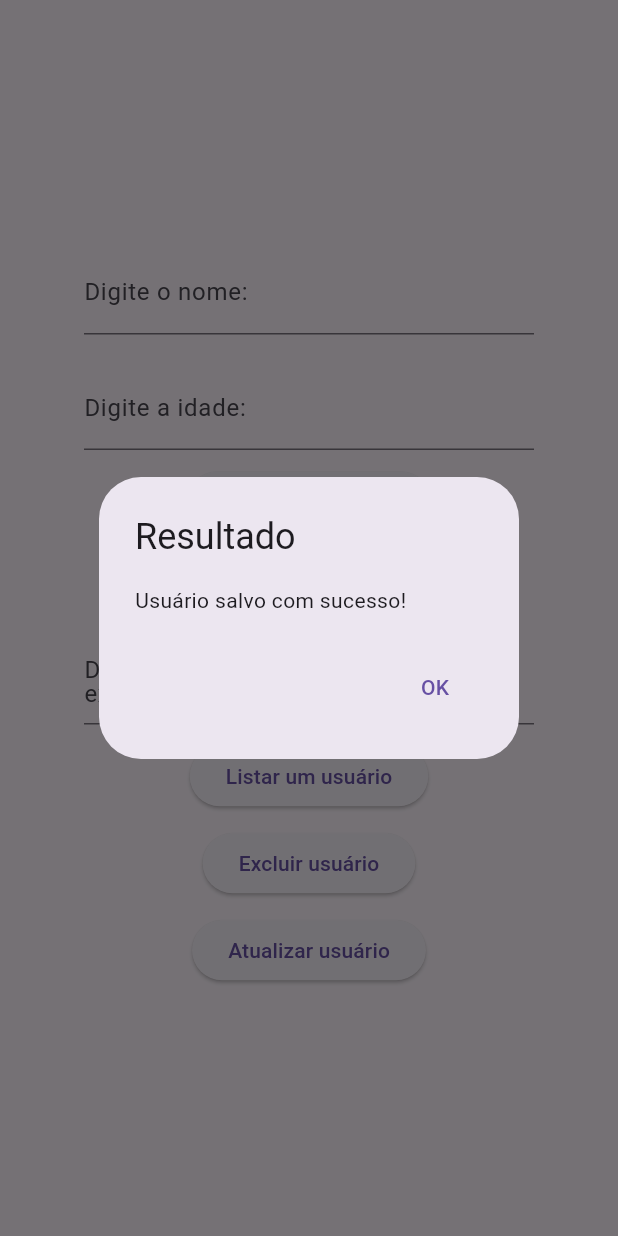
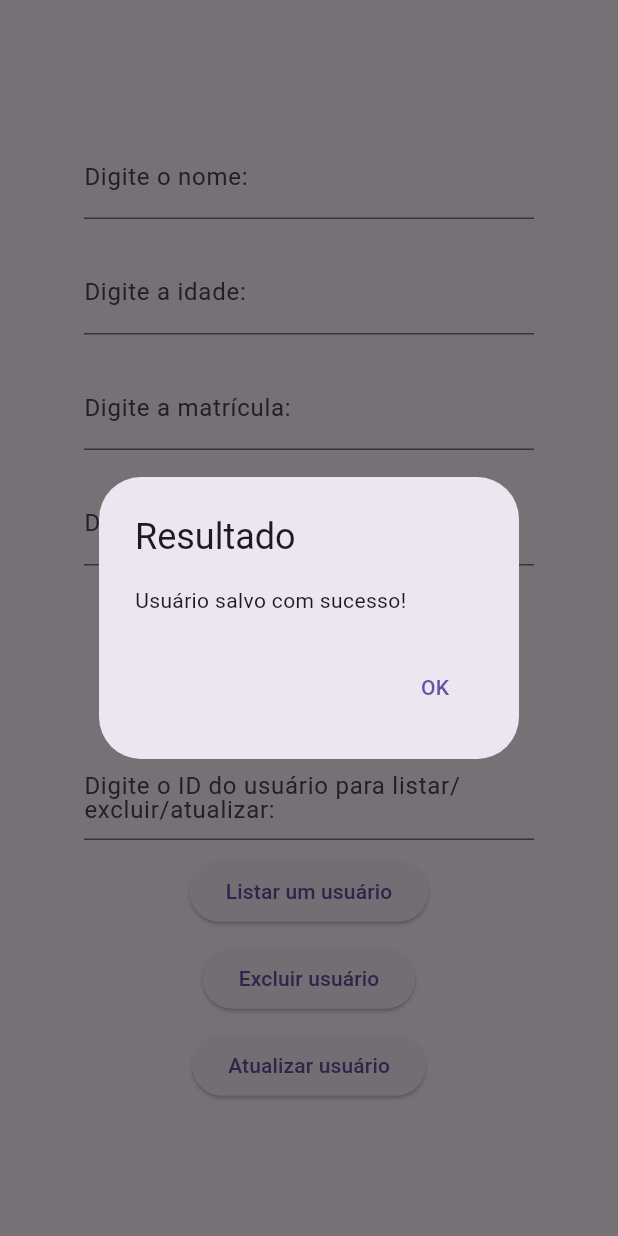
Before and after one commit to catfmcastro/LDDM_2024, a Flutter app: the screen it shows after launch, after a tap on "Salvar um usuário", on a phone screen of 412 x 824 dp. Run offline on Flutter 3.47's test engine with Material 3 defaults, Android fonts, the phone set to English and light mode, and no system bars; our stand-ins replace shared_preferences, sqflite, sqflite_common_ffi; accounts and stored records are empty.

Commit message:
add matricula and curso text boxes

```diff
--- a/atividades/pratica07/pratica07/lib/main.dart
+++ b/atividades/pratica07/pratica07/lib/main.dart
@@ -40,7 +40,7 @@ class _HomeState extends State<Home> {
         // SQL para criar a tabela 'usuarios' com colunas de ID, nome e idade
         String sql = "CREATE TABLE usuarios ("
             "id INTEGER PRIMARY KEY AUTOINCREMENT, "
-            "nome VARCHAR, idade INTEGER)";
+            "nome VARCHAR, idade INTEGER, matricula VARCHAR, curso VARCHAR)";
         db.execute(sql);
       },
     );
@@ -51,14 +51,18 @@ class _HomeState extends State<Home> {
   }
 
   // Método para inserir um novo usuário no banco de dados
-  _salvarDados(BuildContext context, String nome, int idade) async {
+  _salvarDados(BuildContext context, String nome, int idade, String matricula, String curso) async {
     Database db = await _recuperarBD();
 
     // Dados a serem inseridos, representados como um mapa
     Map<String, dynamic> dadosUsuario = {
       "nome": nome,
       "idade": idade,
+      "matricula": matricula,
+      "curso" : curso
     };
+
+  print("usuario: $dadosUsuario");
 
     // Insere os dados na tabela 'usuarios' e retorna o ID do novo registro
     int id = await db.insert("usuarios", dadosUsuario);
@@ -174,6 +178,8 @@ class _HomeState extends State<Home> {
   final TextEditingController _nomeController = TextEditingController();
   final TextEditingController _idadeController = TextEditingController();
   final TextEditingController _idController = TextEditingController();
+  final TextEditingController _matriculaController = TextEditingController();
+  final TextEditingController _cursoController = TextEditingController();
 
   @override
   Widget build(BuildContext context) {
@@ -208,11 +214,36 @@ class _HomeState extends State<Home> {
                 keyboardType: TextInputType.number,
               ),
             ),
+            const Padding(padding: EdgeInsets.all(10)),
+            Container(
+              margin: const EdgeInsets.all(0.5),
+              width: 300,
+              alignment: Alignment.center,
+              child: TextField(
+                controller: _matriculaController,
+                decoration: const InputDecoration(
+                  label: Text("Digite a matrícula:"),
+                ),
+                keyboardType: TextInputType.number,
+              ),
+            ),
+            const Padding(padding: EdgeInsets.all(10)),
+            Container(
+              margin: const EdgeInsets.all(0.5),
+              width: 300,
+              alignment: Alignment.center,
+              child: TextField(
+                controller: _cursoController,
+                decoration: const InputDecoration(
+                  label: Text("Digite o curso:"),
+                ),
+              ),
+            ),
             const SizedBox(height: 10),
             ElevatedButton(
               onPressed: () {
                 _salvarDados(context, _nomeController.text,
-                    int.tryParse(_idadeController.text) ?? 0);
+                    int.tryParse(_idadeController.text) ?? 0, _matriculaController.text, _cursoController.text);
               },
               child: const Text("Salvar um usuário"),
             ),
```
